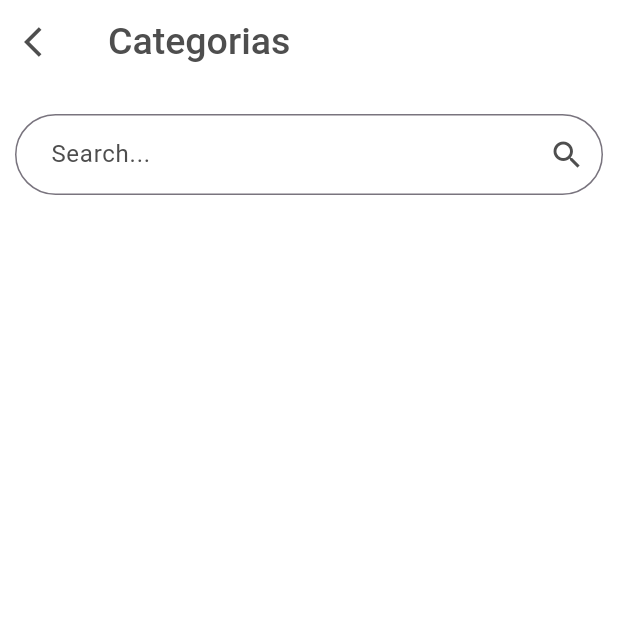
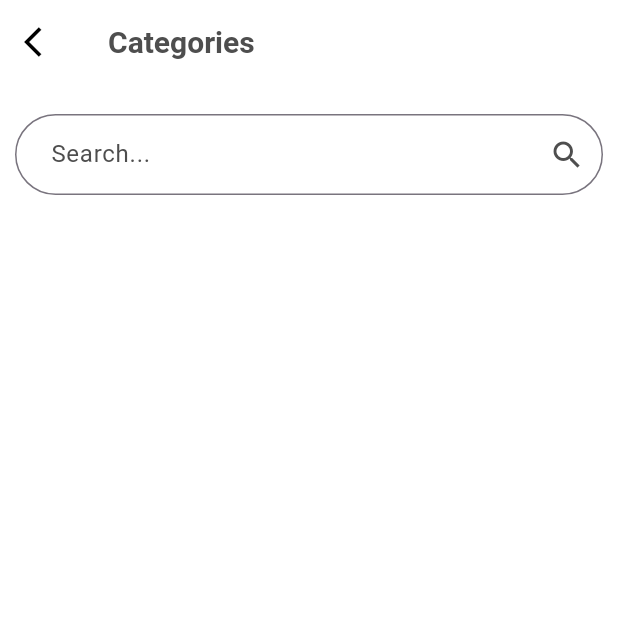
Before and after one commit to andresflopaez1255/recipes_appv2, a Flutter app: the SearchPage screen opened by its route, on a phone screen of 412 x 824 dp, the top half of it. Run offline on Flutter 3.47's test engine with Material 3 defaults, Android fonts, the phone set to English and light mode, and no system bars; our stand-ins replace dio, flutter_riverpod, go_router, riverpod_annotation, skeletonizer, youtube_player_iframe; generated files the repository leaves out were written again; network calls fail.

Commit message:
fixed features

```diff
--- a/lib/data/models/recipes_models.dart
+++ b/lib/data/models/recipes_models.dart
@@ -17,11 +17,13 @@ class RecipeModel extends Recipe {
     super.strImageSource,
     super.strCreativeCommonsConfirmed,
     super.dateModified,
+    super.isFavorite,
   });
 
   factory RecipeModel.fromJson(Map<String, dynamic> json) {
-List<String> parseList(String prefix) {
-      return List.generate(20, (index) => json['$prefix${index + 1}'] as String?)
+    List<String> parseList(String prefix) {
+      return List.generate(
+              20, (index) => json['$prefix${index + 1}'] as String?)
           .where((item) => item != null && item.isNotEmpty)
           .cast<String>()
           .toList();
@@ -39,9 +41,10 @@ List<String> parseList(String prefix) {
       strYoutube: json['strYoutube'] as String?,
       ingredients: parseList('strIngredient'),
       measures: parseList('strMeasure'),
-strSource: json['strSource'] as String?,
+      strSource: json['strSource'] as String?,
       strImageSource: json['strImageSource'] as String?,
-      strCreativeCommonsConfirmed: json['strCreativeCommonsConfirmed'] as String?,
+      strCreativeCommonsConfirmed:
+          json['strCreativeCommonsConfirmed'] as String?,
       dateModified: json['dateModified'] != null
           ? DateTime.parse(json['dateModified'] as String)
           : null,
@@ -49,7 +52,7 @@ strSource: json['strSource'] as String?,
   }
 
   Map<String, dynamic> toJson() {
-Map<String, String?> serializeList(List<String> list, String prefix) {
+    Map<String, String?> serializeList(List<String> list, String prefix) {
       final map = <String, String?>{};
       for (int i = 0; i < 20; i++) {
         map['$prefix${i + 1}'] = i < list.length ? list[i] : null;
--- a/lib/domain/entities/recipes.dart
+++ b/lib/domain/entities/recipes.dart
@@ -22,7 +22,7 @@ class Recipe {
   final String? strImageSource;
   final String? strCreativeCommonsConfirmed;
   final DateTime? dateModified;
-
+   bool isFavorite = false;
   Recipe({
     required this.idMeal,
     required this.strMeal,
@@ -33,12 +33,14 @@ class Recipe {
     required this.strMealThumb,
     this.strTags,
     this.strYoutube,
+    this.isFavorite =false,
     required this.ingredients,
     required this.measures,
     this.strSource,
     this.strImageSource,
     this.strCreativeCommonsConfirmed,
     this.dateModified,
+
   });
 
 
--- a/lib/domain/repositories/recipes_repository.dart
+++ b/lib/domain/repositories/recipes_repository.dart
@@ -6,7 +6,7 @@ abstract class RecipesRepository {
   /// Fetches a single recipe by its ID.
   Future<Recipe> fetchRecipeById(String id);
 
-
+  searchRecipes(String query, WidgetRef ref);
 
 
  fetchRecipesByLetter( String letter, WidgetRef ref);
--- a/lib/presentation/screens/search_page.dart
+++ b/lib/presentation/screens/search_page.dart
@@ -1,81 +1,65 @@
 import 'package:flutter/material.dart';
+import 'package:flutter_riverpod/flutter_riverpod.dart';
+import 'package:go_router/go_router.dart';
+import 'package:recipes_appv2/data/repositories/recipes_repository_impl.dart';
+import 'package:recipes_appv2/data/source_data/network_source.dart';
+import 'package:recipes_appv2/presentation/providers/recipes_providers/recipes_provider.dart';
+import 'package:recipes_appv2/presentation/widgets/categories/search_bar.dart';
+import 'package:recipes_appv2/presentation/widgets/commons/appBarCustom.dart';
 
-class SearchPage extends StatelessWidget {
+class SearchPage extends ConsumerWidget {
   const SearchPage({super.key});
 
   @override
-  Widget build(BuildContext context) {
+  Widget build(BuildContext context, WidgetRef ref) {
+    final resultsRecipes = ref.watch(searchRecipesProvider);
+    debugPrint("Search Results: $resultsRecipes");
     return Scaffold(
         backgroundColor: Colors.white,
-        appBar: AppBar(
-          leading: IconButton(
-            icon: const Icon(
-              Icons.arrow_back_ios,
-              color: Color(0xFF4E4E4E),
-            ),
-            onPressed: () {
-              Navigator.of(context).pop();
-            },
-          ),
-          title: const Text(
-            'Categorias',
-            style: TextStyle(
-              color: Color(0xFF4E4E4E),
-              fontSize: 25,
-              fontWeight: FontWeight.w500,
-            ),
-          ),
-          backgroundColor: Colors.white,
-          elevation: 0,
-          centerTitle: false,
-          iconTheme: const IconThemeData(color: Colors.black),
-        ),
+        appBar: Appbarcustom(
+            title: 'Categories',
+            isBackButtonVisible: true,
+            isTitleVisible: true),
         body: Column(
           children: [
             Padding(
               padding: const EdgeInsets.symmetric(horizontal: 10, vertical: 20),
               // ignore: void_checks
-              child: SearchBar( onChanged: (){},),
+              child: SearchBarCustom(
+                onSearch: (value) {
+                  RecipesRepositoryImpl(networkSource: NetworkSource())
+                      .searchRecipes(value, ref);
+                },
+              ),
             ),
-            // Add your search results here
+            Expanded(
+              child: ListView.builder(
+                 itemCount: resultsRecipes.length,
+                itemBuilder: (ctx, index) {
+                  return Column(
+                    children: [
+                      ListTile(
+                        dense: false,
+                        title: Text(resultsRecipes[index].strMeal,
+                            style: const TextStyle(
+                                fontSize: 18,
+                                fontWeight: FontWeight.w500,
+                                color: Color(0xFF676767))),
+                        onTap: () {
+                          context.push('/recipe', extra: resultsRecipes[index]);
+                        },
+                      ),
+                      const Divider(
+                        thickness: 1,
+                        color: Colors.grey,
+                      ),
+                    ],
+                  );
+                },
+
+              ),
+            )
           ],
         ));
   }
 }
-
-class SearchBar extends StatelessWidget {
-  final String hint;
-  final Function() onChanged;
-  const SearchBar({
-    super.key,
-    this.hint = 'Search...',
-    required this.onChanged,
-  });
-
-  @override
-  Widget build(BuildContext context) {
-    return TextField(
-      decoration: InputDecoration(
-        hintText: hint,
-        hoverColor: Colors.black,
-        hintStyle: const TextStyle(
-          color: Color(0xFF4E4E4E),
-          fontSize: 16,
-        ),
-        contentPadding: const EdgeInsets.symmetric(vertical: 15, horizontal: 20),
-        border: OutlineInputBorder(
-          borderRadius: BorderRadius.circular(100),
-          borderSide: const BorderSide(color: Color(0xFF4E4E4E)),
-        ),
-        focusedBorder: OutlineInputBorder(
-          borderRadius: BorderRadius.circular(100),
-          borderSide: const BorderSide(color: Color(0xFF4E4E4E)),
-        ),
-        suffixIcon: IconButton(
-          icon: const Icon(Icons.search, color: Color(0xFF4E4E4E)),
-          onPressed: onChanged,
-        ),
-      ),
-    );
-  }
-}
--- a/lib/presentation/widgets/carrousel_home/carrousel_item.dart
+++ b/lib/presentation/widgets/carrousel_home/carrousel_item.dart
@@ -57,7 +57,7 @@ class CarouselItem extends StatelessWidget {
             padding: EdgeInsets.symmetric(horizontal: 8, vertical: 4),
             child: IconButton(
                 onPressed: () {
-                  context.go( '/search');
+                  context.push( '/search');
                 },
                 icon: Icon(
                   Icons.search,
--- /dev/null
+++ b/lib/presentation/widgets/categories/search_bar.dart
@@ -0,0 +1,67 @@
+import 'dart:async';
+
+import 'package:flutter/material.dart';
+
+class SearchBarCustom extends StatefulWidget {
+  final String hint;
+  final Function(String) onSearch;
+  const SearchBarCustom({
+    super.key,
+    this.hint = 'Search...',
+    required this.onSearch,
+  });
+
+  @override
+  // ignore: library_private_types_in_public_api
+  _SearchBarState createState() => _SearchBarState();
+}
+
+class _SearchBarState extends State<SearchBarCustom> {
+  final TextEditingController _controller = TextEditingController();
+  Timer? _debounce;
+  @override
+  void dispose() {
+    _controller.dispose();
+    _debounce?.cancel();
+    super.dispose();
+  }
+
+  void _onChanged(String value) {
+    if (_debounce?.isActive ?? false) _debounce?.cancel();
+    _debounce = Timer(const Duration(milliseconds: 500), () {
+      widget.onSearch(value); // Trigger the search callback
+    });
+  }
+
+  @override
+  Widget build(BuildContext context) {
+    return TextField(
+      controller: _controller,
+      onChanged: _onChanged,
+      decoration: InputDecoration(
+        hintText: widget.hint,
+        hoverColor: Colors.black,
+        hintStyle: const TextStyle(
+          color: Color(0xFF4E4E4E),
+          fontSize: 16,
+        ),
+        contentPadding:
+            const EdgeInsets.symmetric(vertical: 15, horizontal: 20),
+        border: OutlineInputBorder(
+          borderRadius: BorderRadius.circular(100),
+          borderSide: const BorderSide(color: Color(0xFF4E4E4E)),
+        ),
+        focusedBorder: OutlineInputBorder(
+          borderRadius: BorderRadius.circular(100),
+          borderSide: const BorderSide(color: Color(0xFF4E4E4E)),
+        ),
+        suffixIcon: IconButton(
+          icon: const Icon(Icons.search, color: Color(0xFF4E4E4E)),
+          onPressed: () {
+            widget.onSearch(_controller.text); // Trigger search immediately
+          },
+        ),
+      ),
+    );
+  }
+}
--- /dev/null
+++ b/lib/presentation/widgets/commons/appBarCustom.dart
@@ -0,0 +1,44 @@
+import 'package:flutter/material.dart';
+
+class Appbarcustom extends StatelessWidget implements PreferredSizeWidget {
+  final String title;
+  final VoidCallback? onBackPressed;
+  final bool isBackButtonVisible;
+  final bool isTitleVisible;
+  const Appbarcustom({
+    super.key,
+    required this.title,
+    this.onBackPressed,
+    required this.isBackButtonVisible,
+    required this.isTitleVisible,
+  });
+
+  @override
+  Widget build(BuildContext context) {
+    return AppBar(
+      leading: isBackButtonVisible
+          ? IconButton(
+              icon: const Icon(Icons.arrow_back_ios),
+              onPressed: onBackPressed ?? () => Navigator.of(context).pop(),
+            )
+          : null,
+      title: isTitleVisible
+          ? Text(
+              title,
+              style: const TextStyle(
+                color: Color(0xFF4E4E4E),
+                fontSize: 20,
+                fontWeight: FontWeight.w600,
+              ),
+            )
+          : null,
+      backgroundColor: Colors.white,
+      elevation: 0,
+      centerTitle: false,
+      iconTheme: const IconThemeData(color: Colors.black),
+    );
+  }
+
+  @override
+  Size get preferredSize => const Size.fromHeight(56.0);
+}
--- a/lib/presentation/widgets/recipes/recipe_item.dart
+++ b/lib/presentation/widgets/recipes/recipe_item.dart
@@ -14,7 +14,7 @@ class RecipeItem extends StatelessWidget {
   Widget build(BuildContext context) {
     return InkWell(
       onTap: () {
-        context.go('/recipe',extra: meals[index]);
+        context.push('/recipe',extra: meals[index]);
       },
       child: ClipRRect(
         borderRadius: const BorderRadius.all(Radius.circular(8)),
```
Also changed, not shown: lib/data/repositories/recipes_repository_impl.dart (+11 -0 lines), lib/presentation/providers/recipes_providers/recipes_provider.dart (+15 -0 lines), lib/presentation/screens/recipes_info_page.dart (+13 -104 lines), lib/presentation/widgets/recipes/recipes_list.dart (+21 -2 lines), lib/presentation/widgets/recipes_info/Ingredients.dart (added, +48 -0 lines), lib/presentation/widgets/recipes_info/image_recipe.dart (added, +69 -0 lines), lib/presentation/widgets/recipes_info/title_section.dart (added, +25 -0 lines), lib/presentation/providers/recipes_providers/recipes_provider.g.dart, 129 other files.
